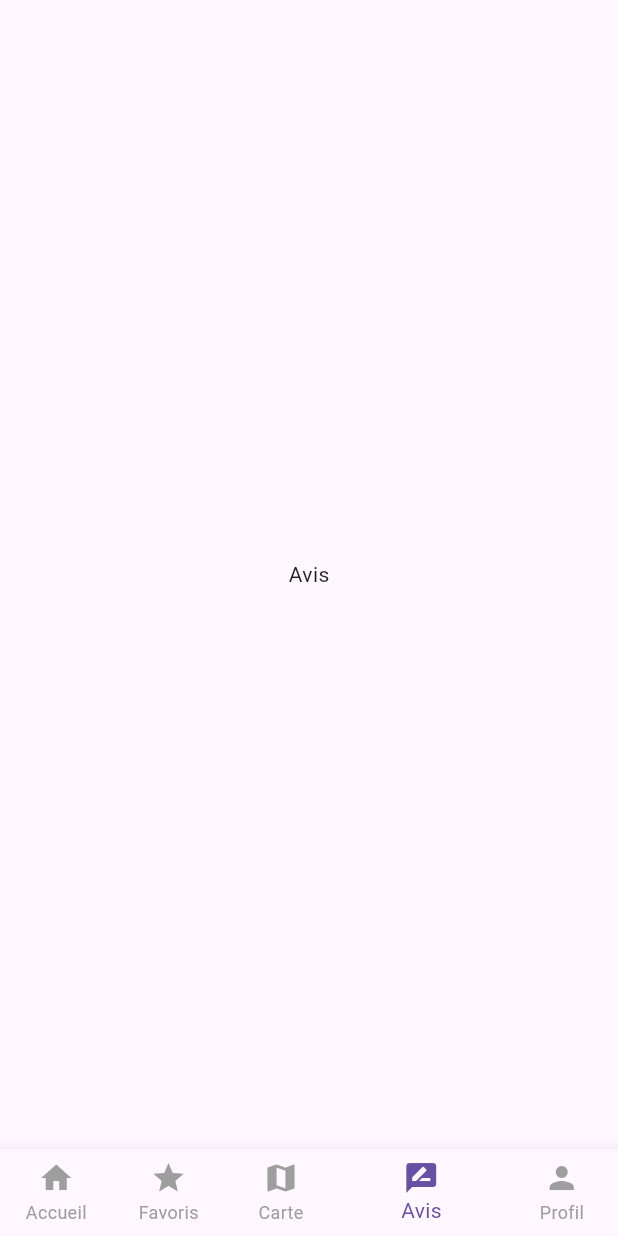
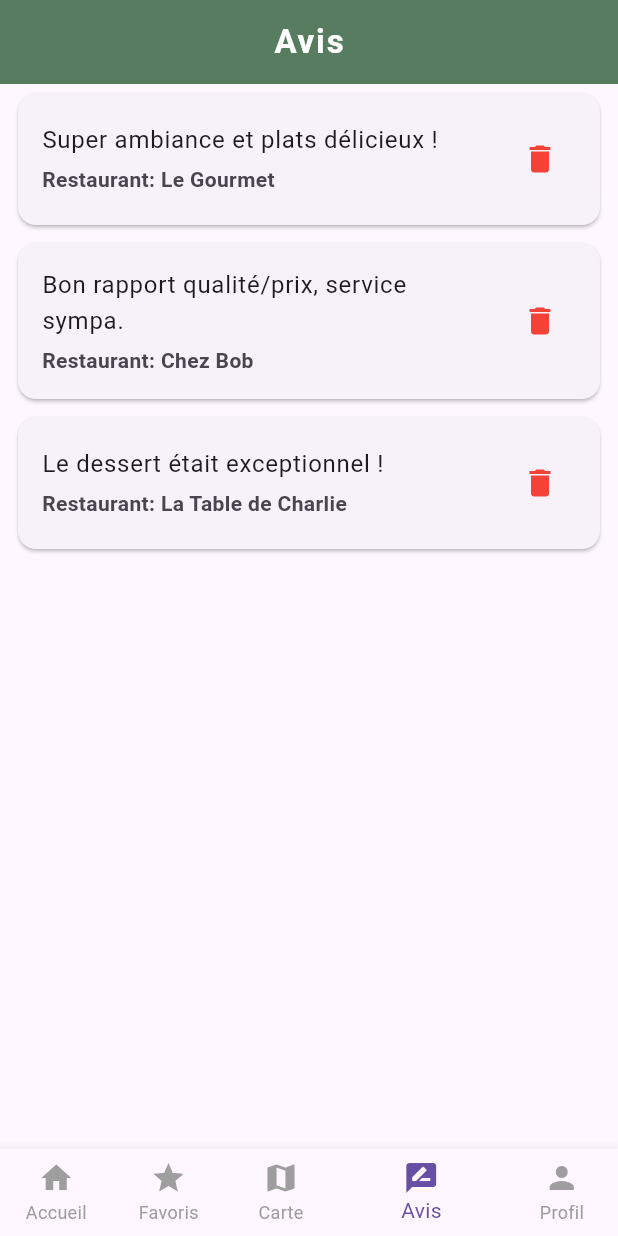
Before and after one commit to alexisnisol/SAE_MOBILE, a Flutter app: the screen it shows after launch, item 4 of the bottom bar chosen, on a phone screen of 412 x 824 dp. Run offline on Flutter 3.47's test engine with Material 3 defaults, Android fonts, the phone set to English and light mode, and no system bars; our stand-ins replace go_router, sqflite, sqflite_common_ffi, supabase_flutter; accounts and stored records are empty.

Commit message:
Page avis

```diff
--- a/lib/components/router.dart
+++ b/lib/components/router.dart
@@ -2,6 +2,7 @@ import 'package:flutter/material.dart';
 import 'package:go_router/go_router.dart';
 import 'package:sae_mobile/widgets/home.dart';
 import 'package:sae_mobile/widgets/carte_screen.dart';
+import 'package:sae_mobile/widgets/avis.dart';
 
 
 final GoRouter router = GoRouter(
@@ -26,7 +27,7 @@ final GoRouter router = GoRouter(
         ),
         GoRoute(
           path: '/avis',
-          builder: (context, state) => const Center(child: Text('Avis')),
+          builder: (context, state) =>  Center(child: AvisPage()),
         ),
         GoRoute(
           path: '/profil',
--- a/lib/main.dart
+++ b/lib/main.dart
@@ -5,9 +5,7 @@ import 'components/database_helper.dart';
 import 'package:sae_mobile/components/router.dart';
 
 Future<void> main() async {
-  sqfliteFfiInit();
-  databaseFactory = databaseFactoryFfi;
-  await DatabaseHelper.initialize();
+
   runApp(const MyApp());
 }
 
--- /dev/null
+++ b/lib/widgets/avis.dart
@@ -0,0 +1,117 @@
+import 'package:flutter/material.dart';
+import 'package:go_router/go_router.dart';
+
+// Modèle d'un avis
+class Review {
+  final String id;
+  final String restaurantId;
+  final String restaurantName;
+  final String userName;
+  final String comment;
+
+  Review({
+    required this.id,
+    required this.restaurantId,
+    required this.restaurantName,
+    required this.userName,
+    required this.comment,
+  });
+}
+
+class AvisPage extends StatefulWidget {
+  const AvisPage({super.key});
+
+  @override
+  State<AvisPage> createState() => _AvisPageState();
+}
+
+class _AvisPageState extends State<AvisPage> {
+  // Liste d'avis simulée (pour tous les utilisateurs pour l'instant)
+  List<Review> reviews = [
+    Review(
+      id: '1',
+      restaurantId: 'r1',
+      restaurantName: 'Le Gourmet',
+      userName: 'Alice',
+      comment: 'Super ambiance et plats délicieux !',
+    ),
+    Review(
+      id: '2',
+      restaurantId: 'r2',
+      restaurantName: 'Chez Bob',
+      userName: 'Bob',
+      comment: 'Bon rapport qualité/prix, service sympa.',
+    ),
+    Review(
+      id: '3',
+      restaurantId: 'r3',
+      restaurantName: 'La Table de Charlie',
+      userName: 'Charlie',
+      comment: 'Le dessert était exceptionnel !',
+    ),
+  ];
+
+  // Méthode pour supprimer un avis
+  void _deleteReview(String id) {
+    setState(() {
+      reviews.removeWhere((review) => review.id == id);
+    });
+  }
+
+  @override
+  Widget build(BuildContext context) {
+    return Scaffold(
+      appBar: AppBar(
+        title: const Text(
+          'Avis',
+          style: TextStyle(
+            fontSize: 22,
+            fontWeight: FontWeight.bold,
+            color: Colors.white,
+            letterSpacing: 1.2,
+          ),
+        ),
+        backgroundColor: const Color(0xff587C60),
+        centerTitle : true,
+
+      ),
+      body: reviews.isEmpty
+          ? const Center(child: Text("Aucun avis pour le moment."))
+          : ListView.builder(
+        itemCount: reviews.length,
+        itemBuilder: (context, index) {
+          final review = reviews[index];
+          return Card(
+            margin: const EdgeInsets.symmetric(horizontal: 12, vertical: 6),
+            child: ListTile(
+              contentPadding:
+              const EdgeInsets.symmetric(horizontal: 16, vertical: 8),
+              title: Text(
+                review.comment,
+                style: const TextStyle(fontSize: 16),
+              ),
+              subtitle: Padding(
+                padding: const EdgeInsets.only(top: 4.0),
+                child: Column(
+                  crossAxisAlignment: CrossAxisAlignment.start,
+                  children: [
+                    Text("Restaurant: ${review.restaurantName}",
+                        style: const TextStyle(fontWeight: FontWeight.bold)),
+                  ],
+                ),
+              ),
+              trailing: IconButton(
+                icon: const Icon(Icons.delete, color: Colors.red),
+                onPressed: () => _deleteReview(review.id),
+              ),
+              onTap: () {
+                // Navigue vers la page du restaurant correspondant.
+                context.go('/restaurant/${review.restaurantId}');
+              },
+            ),
+          );
+        },
+      ),
+    );
+  }
+}
```
